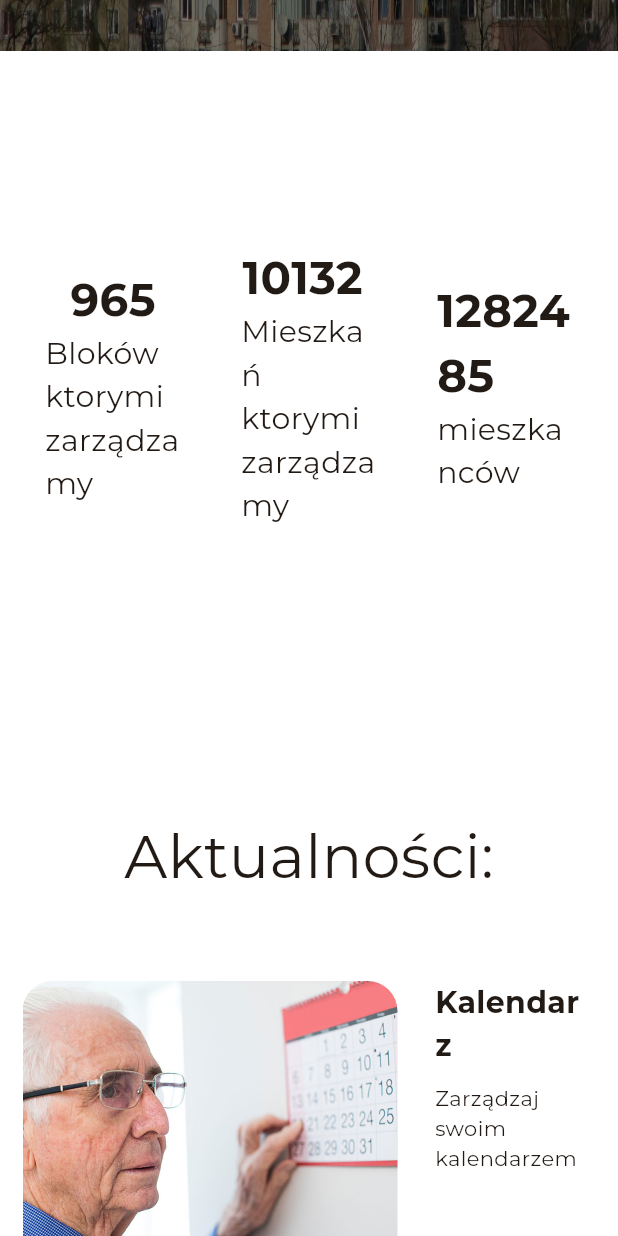
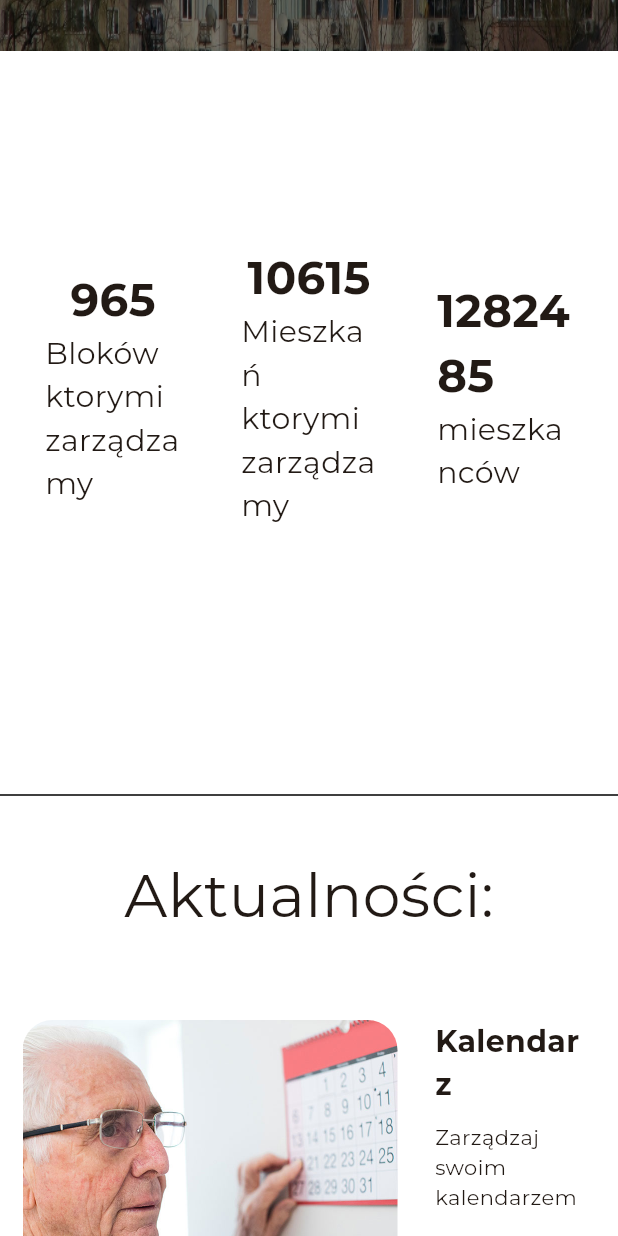
Before and after one commit to my-mini-place/my-place-frontend, a Flutter app: the screen it shows after launch, scrolled down 576 dp, on a phone screen of 412 x 824 dp. Run offline on Flutter 3.47's test engine with Material 3 defaults, Android fonts, the phone set to English and light mode, and no system bars; our stand-ins replace bloc, dartz, dio, flutter_bloc, freezed_annotation, get_it and 6 more; statements that could not run were skipped.

```diff
--- a/lib/Presentation/Enter_Page/components/page_info.dart
+++ b/lib/Presentation/Enter_Page/components/page_info.dart
@@ -30,13 +30,14 @@ class PageInfoState extends State<PageInfo>
     super.initState();
     controller =
         AnimationController(duration: const Duration(seconds: 3), vsync: this);
-    animation = Tween<double>(begin: 0, end: 965).animate(controller)
-      ..addListener(() {
-        setState(() {
-          blockvalue = animation.value.toInt();
-          residencevalue = (blockvalue * 10.5).toInt();
-        });
-      });
+    animation = Tween<double>(begin: 0, end: 965)
+        .animate(CurvedAnimation(parent: controller, curve: Curves.ease));
+    // ..addListener(() {
+    //   setState(() {
+    //     blockvalue = animation.value.toInt();
+    //     residencevalue = (blockvalue * 10.5).toInt();
+    //   });
+    // });
     controller.forward();
   }
 
@@ -45,14 +46,16 @@ class PageInfoState extends State<PageInfo>
     return Container(
         margin: const EdgeInsets.all(30),
         padding: const EdgeInsets.only(top: 20, bottom: 100),
-        child: Row(
+        child: AnimatedBuilder(
+          animation: animation,
+          builder: (context, child) => Row(
             mainAxisAlignment: MainAxisAlignment.center,
             children: [
               Flexible(
                   flex: 2,
                   child: Column(
                     children: [
-                  Text("$blockvalue",
+                      Text("${animation.value.toInt()}",
                           style: GoogleFonts.montserrat(
                               fontSize: 30, fontWeight: FontWeight.bold)),
                       Text(
@@ -60,14 +63,13 @@ class PageInfoState extends State<PageInfo>
                         style: GoogleFonts.montserrat(fontSize: 20),
                       )
                     ],
-              ),
-            ),
+                  )),
               const SizedBox(width: 40),
               Flexible(
                 flex: 2,
                 child: Column(
                   children: [
-                  Text("$residencevalue ",
+                    Text("${animation.value.toInt() * 11}",
                         style: GoogleFonts.montserrat(
                             fontSize: 30, fontWeight: FontWeight.bold)),
                     Text(
@@ -85,7 +87,7 @@ class PageInfoState extends State<PageInfo>
                   child: Column(
                     children: [
                       Center(
-                      child: Text("${blockvalue * 1329}",
+                        child: Text("${(animation.value * 1329).toInt()}",
                             style: GoogleFonts.montserrat(
                                 fontSize: 30, fontWeight: FontWeight.bold)),
                       ),
@@ -100,6 +102,7 @@ class PageInfoState extends State<PageInfo>
                 ),
               ),
             ],
+          ),
         ));
   }
 }
--- a/lib/Presentation/Enter_Page/enter_page.dart
+++ b/lib/Presentation/Enter_Page/enter_page.dart
@@ -1,8 +1,11 @@
 import 'package:basics/Domain/value_objects/options.dart';
 import 'package:basics/Presentation/Enter_Page/components/categories_title.dart';
 import 'package:basics/Presentation/Enter_Page/components/page_info.dart';
+import 'package:basics/Presentation/Site/app_bar_changer.dart';
 import 'package:basics/Presentation/Utils/Gaps.dart';
-import 'package:basics/Presentation/appBar.dart';
+import 'package:basics/Presentation/Site/footer.dart';
+import 'package:basics/Presentation/Site/app_bar_big.dart';
+import 'package:basics/Presentation/Enter_Page/components/map.dart';
 
 import 'package:flutter/material.dart';
 import 'package:go_router/go_router.dart';
@@ -26,6 +29,7 @@ class _HomePageState extends State<EnterPage>
 
   @override
   Widget build(BuildContext context) {
+    double width = MediaQuery.of(context).size.width * 0.65;
     return Scaffold(
       body: Container(
         color: Colors.white,
@@ -33,7 +37,7 @@ class _HomePageState extends State<EnterPage>
           child: Column(
             mainAxisAlignment: MainAxisAlignment.start,
             children: [
-              const MyAppBar(),
+              const MyAppBarSwitcher(),
               Container(
                 constraints:
                     const BoxConstraints(maxHeight: 500, minHeight: 500),
@@ -86,6 +90,11 @@ class _HomePageState extends State<EnterPage>
               gapH40,
               const PageInfo(),
               gapH40,
+              const Divider(
+                thickness: 1,
+                color: Colors.black,
+              ),
+              gapH10,
               Center(
                 child: Padding(
                   padding: const EdgeInsets.only(bottom: 40, top: 20),
@@ -115,40 +124,27 @@ class _HomePageState extends State<EnterPage>
                 ),
               ),
               gapH40,
-              Container(
-                margin: const EdgeInsets.only(top: 20),
+              const Divider(
+                thickness: 1,
                 color: Colors.black,
-                height: 150,
-                child: const Column(
-                  children: [
-                    gapH10,
-                    gapH10,
-                    gapH10,
-                    Text(
-                      'MyPlace is an app that makes living in society from your flat easier and happier',
-                      style: TextStyle(
-                        color: Colors.white,
-                        fontSize: 20,
-                      ),
-                    ),
-                    Flexible(
-                      child: Align(
-                        alignment: Alignment.bottomCenter,
-                        child: Padding(
-                          padding: EdgeInsets.all(5.0),
-                          child: Text(
-                            '© 2024 My Place. Wszelkie prawa zastrzeżone.',
-                            style: TextStyle(
-                              color: Color.fromARGB(255, 189, 181, 181),
-                              fontSize: 15,
-                            ),
-                          ),
-                        ),
-                      ),
-                    ),
-                  ],
+              ),
+              gapH10,
+              Center(
+                child: Padding(
+                  padding: const EdgeInsets.only(bottom: 40, top: 20),
+                  child: Text(
+                    "Lokalizacja:",
+                    style: GoogleFonts.montserrat(fontSize: 40),
+                  ),
                 ),
               ),
+              Center(
+                  child: SizedBox(
+                      height: 400,
+                      width: width * 0.8,
+                      child: const MapSample())),
+              gapH40,
+              const Footer(),
             ],
           ),
         ),
--- a/lib/Presentation/Login_Register/components/login_box.dart
+++ b/lib/Presentation/Login_Register/components/login_box.dart
@@ -25,7 +25,7 @@ class _LoginBoxState extends State<LoginBox> {
 
   @override
   Widget build(BuildContext context) {
-    String? password;
+    //String? password;
 
     return BlocListener<LoginCubit, LoginState>(
       listener: (context, state) {},
@@ -76,7 +76,7 @@ class _LoginBoxState extends State<LoginBox> {
                   padding: const EdgeInsets.all(16.0),
                   child: TextFormField(
                     onSaved: (String? value) {
-                      password = value;
+                      // password = value;
                     },
                     validator: (value) {
                       var errorMessage = '';
--- a/lib/Presentation/Login_Register/login_register_toggle.dart
+++ b/lib/Presentation/Login_Register/login_register_toggle.dart
@@ -1,6 +1,6 @@
 import 'package:basics/Presentation/Login_Register/components/login_box.dart';
 import 'package:basics/Presentation/Login_Register/components/register_box.dart';
-import 'package:basics/Presentation/Login_Register/login_page.dart';
+
 import 'package:flutter/material.dart';
 
 class LoginRegisterToggle extends StatefulWidget {
--- a/lib/main.dart
+++ b/lib/main.dart
@@ -1,5 +1,3 @@
-import 'dart:async';
-
 import 'package:basics/DI.dart';
 import 'package:basics/Domain/value_objects/colors.dart';
 import 'package:flutter/foundation.dart';
--- a/pubspec.yaml
+++ b/pubspec.yaml
@@ -56,6 +56,8 @@ dependencies:
   mocktail: ^1.0.3
   bloc_test: ^9.1.7
   path_provider: ^2.1.3
+  google_maps_flutter_web: ^0.5.7
+  google_maps_flutter: ^2.6.1
 
 dev_dependencies:
   flutter_test:
```
Also changed, not shown: lib/Api/Login_cubit/login_cubit.dart (+5 -5 lines), lib/Presentation/Enter_Page/components/map.dart (added, +45 -0 lines), lib/Presentation/Login_Register/login_page.dart (+3 -5 lines), lib/Presentation/Site/app_bar_big.dart (added, +109 -0 lines), lib/Presentation/Site/app_bar_button.dart (renamed from lib/Presentation/Utils/app_bar_button.dart, +7 -3 lines), lib/Presentation/Site/app_bar_changer.dart (added, +16 -0 lines), lib/Presentation/Site/app_bar_small.dart (added, +123 -0 lines), lib/Presentation/Site/footer.dart (added, +84 -0 lines), lib/Presentation/appbar.dart (deleted, +0 -91 lines), pubspec.lock, 1 other file. Lines whose indentation alone changed are shown as unchanged.
